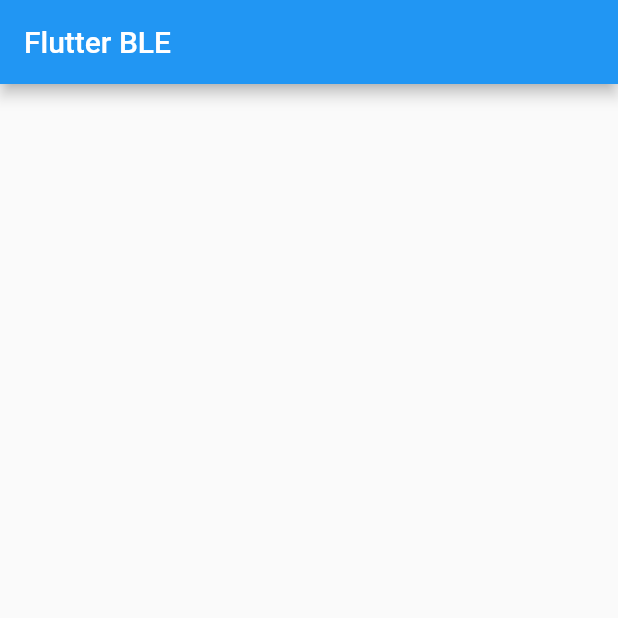
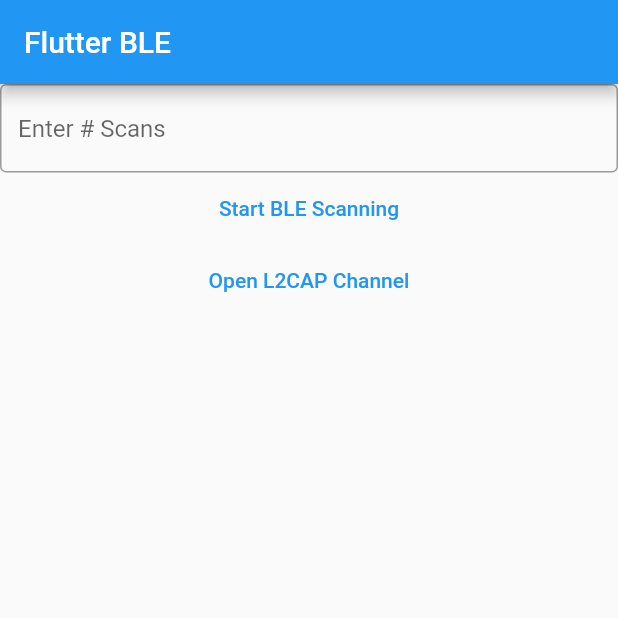
Before and after one commit to JanPachimari/FlutterBLE, a Flutter app: the screen it shows after launch, on a phone screen of 412 x 824 dp, the top half of it. Run offline on Flutter 3.47's test engine with Material 2 defaults, Android fonts, the phone set to English and light mode, and no system bars; our stand-ins replace flutter_blue.

Commit message:
Added text field + buttons

```diff
--- a/lib/main.dart
+++ b/lib/main.dart
@@ -57,14 +57,13 @@ class _MyHomePageState extends State<MyHomePage> {
   void initState() {
     super.initState();
     widget.flutterBlue.scanResults.listen((List<ScanResult> results) {
-      for (ScanResult result in results) {
+      for (ScanResult result in results)
         _addDevice(result);
-      }
     });
     widget.flutterBlue.startScan();
   }
 
-  ListView _buildDevicesListView() {
+  ListView _buildListView() {
     List<Container> containers = [];
     for (BluetoothDevice device in widget.deviceList) {
       containers.add(
@@ -104,10 +103,10 @@ class _MyHomePageState extends State<MyHomePage> {
                     Text(
                       "RSSI: " + widget.rssiMap[device.id].toString(),
                       style: widget.rssiMap[device.id] <= -100 ?
-                        TextStyle(color: Colors.red) :
+                          TextStyle(color: Colors.red) :
                         widget.rssiMap[device.id] <= -50 ?
-                        TextStyle(color: Colors.yellow) :
-                        TextStyle(color: Colors.green),
+                          TextStyle(color: Colors.yellow) :
+                          TextStyle(color: Colors.green),
                     ),
                   ],
                 ),
@@ -119,8 +118,26 @@ class _MyHomePageState extends State<MyHomePage> {
     }
 
     return ListView(
-      padding: EdgeInsets.only(top: 20.0),
+      padding: EdgeInsets.only(top: 0.0),
       children: <Widget>[
+        TextField(
+          decoration: InputDecoration(
+              border: OutlineInputBorder(),
+              hintText: 'Enter # Scans'
+          ),
+        ),
+        TextButton(
+          onPressed: () {
+            print('button 1 test');
+          },
+          child: const Text('Start BLE Scanning'),
+        ),
+        TextButton(
+          onPressed: () {
+            print('button 2 test');
+          },
+          child: const Text('Open L2CAP Channel'),
+        ),
         ...containers,
       ],
     );
@@ -131,6 +148,6 @@ class _MyHomePageState extends State<MyHomePage> {
     appBar: AppBar(
       title: Text(widget.title),
     ),
-    body: _buildDevicesListView(),
+    body: _buildListView(),
   );
 }
```
